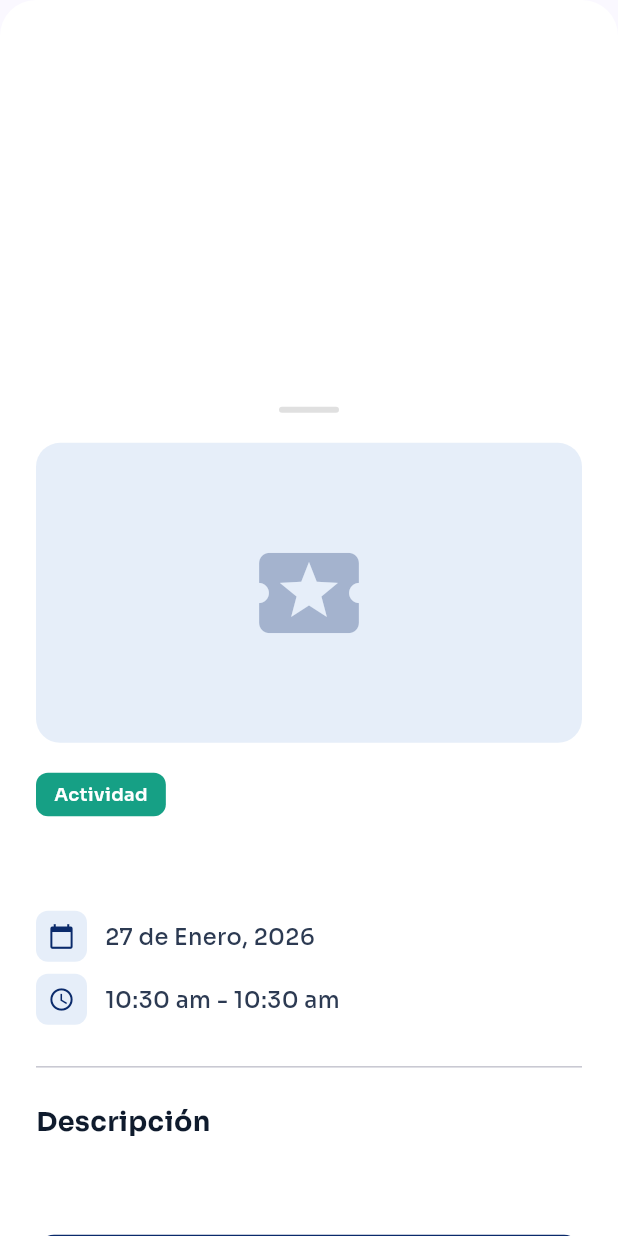
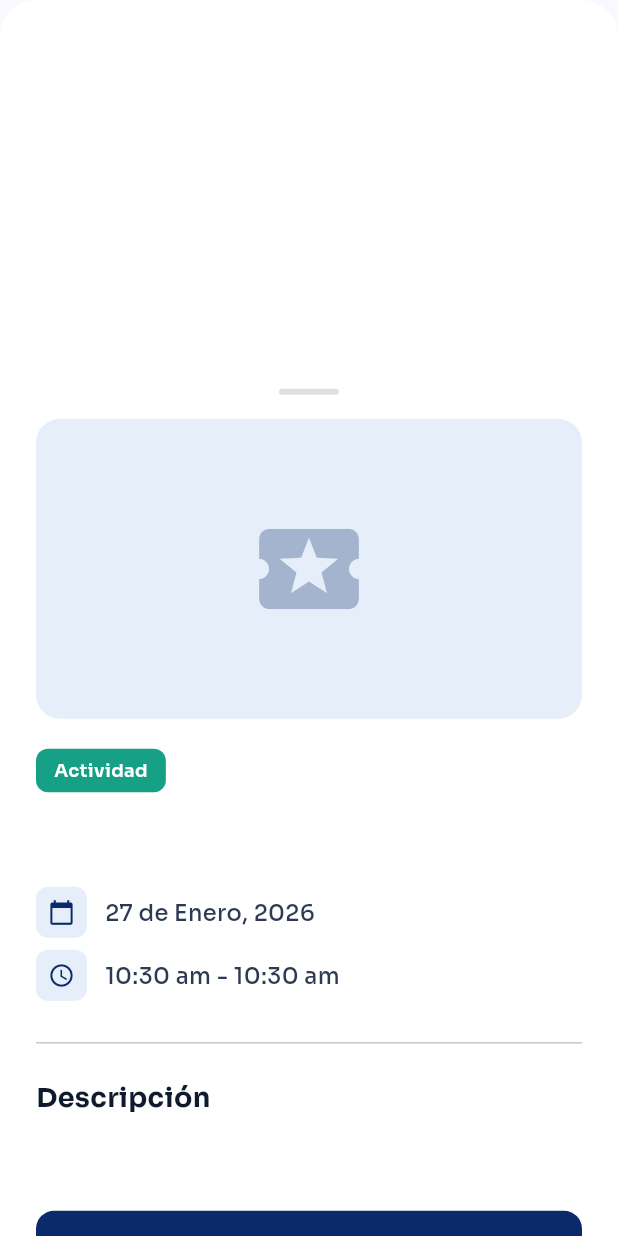
Before and after one commit to obieuan/app-EIUM, a Flutter app: the _EventDetailsModal widget shown alone on an empty page, opened directly with empty values, on a phone screen of 412 x 824 dp. Run offline on Flutter 3.47's test engine with Material 3 defaults, Android fonts, the phone set to English and light mode, and no system bars; our stand-ins replace flutter_secure_storage, flutter_svg, google_fonts, image_picker, qr_flutter, shared_preferences; missing offline and left inert: dart:html, flutter_appauth, mobile_scanner, openid_client; accounts and stored records are empty; network calls fail; project files that could hold a hidden picture were left out.

Commit message:
fix: reduce modal top padding to remove large whitespace
Reduced top padding from 24 to 12 pixels and drag handle margin to prevent excessive whitespace at the top of activity/event detail modal.

Co-Authored-By: Claude Opus 4.5 <noreply@anthropic.com>

```diff
--- a/lib/screens/home_screen.dart
+++ b/lib/screens/home_screen.dart
@@ -2144,7 +2144,7 @@ class _EventDetailsModal extends StatelessWidget {
         builder: (context, scrollController) {
           return SingleChildScrollView(
             controller: scrollController,
-            padding: const EdgeInsets.all(24),
+            padding: const EdgeInsets.fromLTRB(24, 12, 24, 24),
             child: Column(
               crossAxisAlignment: CrossAxisAlignment.start,
               children: [
@@ -2153,7 +2153,7 @@ class _EventDetailsModal extends StatelessWidget {
                   child: Container(
                     width: 40,
                     height: 4,
-                    margin: const EdgeInsets.only(bottom: 20),
+                    margin: const EdgeInsets.only(bottom: 16),
                     decoration: BoxDecoration(
                       color: Colors.grey[300],
                       borderRadius: BorderRadius.circular(2),
```
